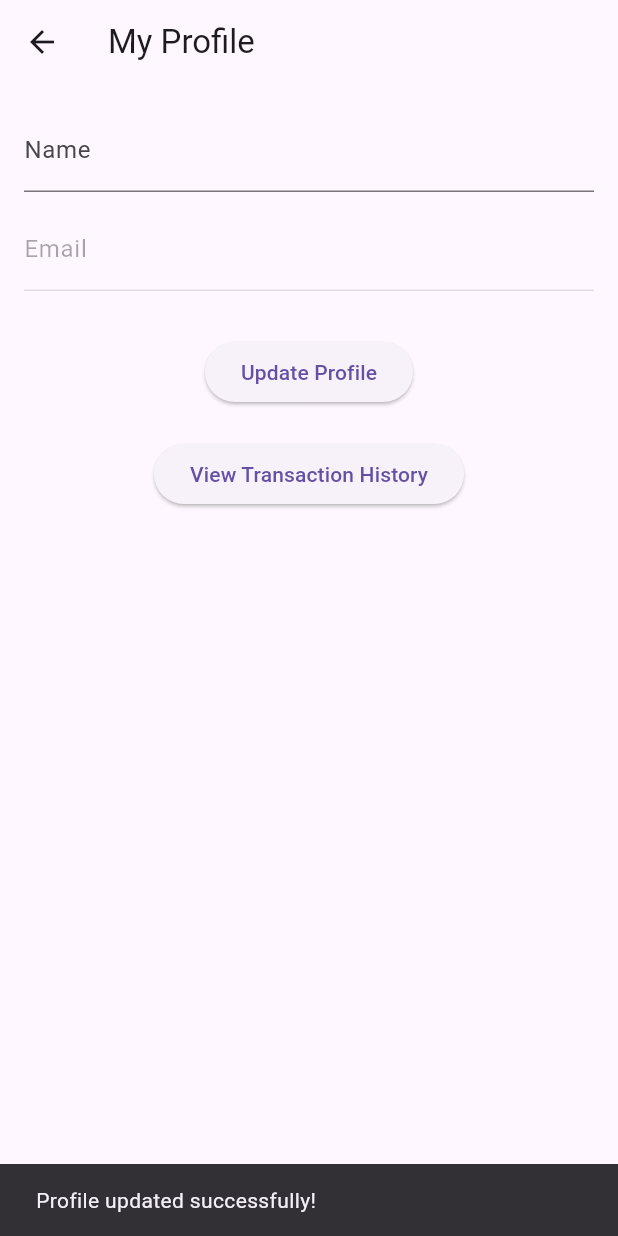
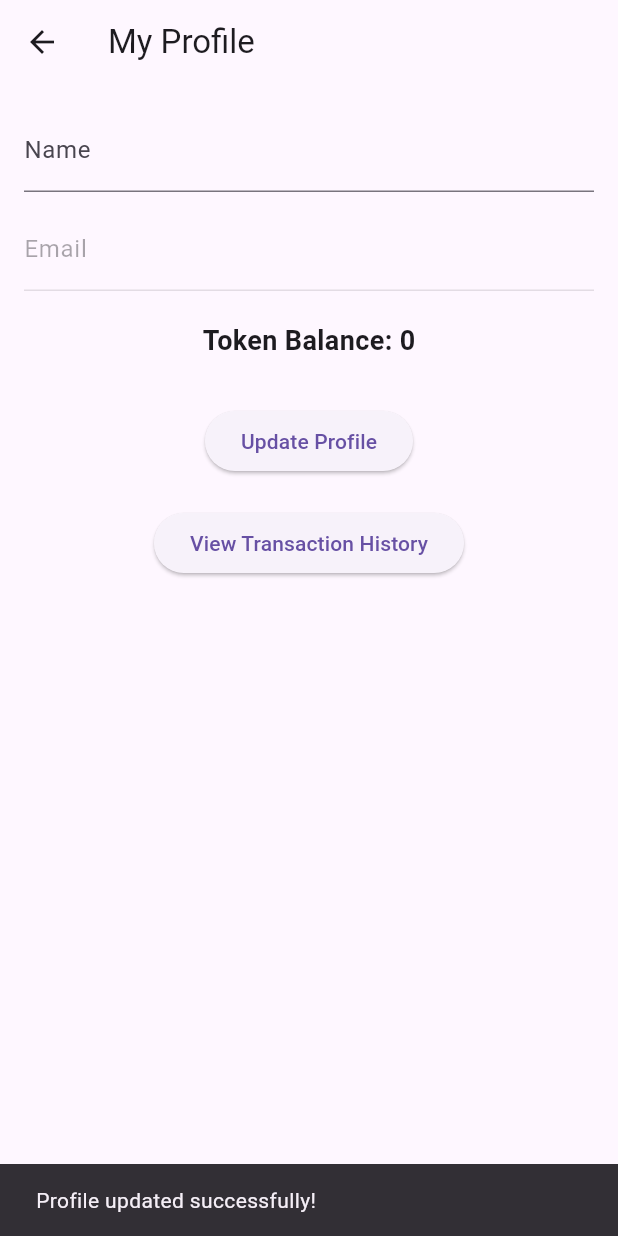
Before and after one commit to bplpriya/MAD_Project1_Campus_Swap_and_Freecycle, a Flutter app: the ProfileScreen screen opened by its route, after a tap on "Update Profile", on a phone screen of 412 x 824 dp. Run offline on Flutter 3.47's test engine with Material 3 defaults, Android fonts, the light colour scheme and no system bars; our stand-ins replace cloud_firestore, firebase_auth, firebase_core, geolocator, image_picker; accounts and stored records are empty.

Commit message:
added initial token value as 20 in profile page

```diff
--- a/lib/main.dart
+++ b/lib/main.dart
@@ -51,7 +51,7 @@ class MyApp extends StatelessWidget {
         '/wishlist': (context) => WishlistScreen(),
         '/notifications': (context) => NotificationsScreen(),
         '/rating_review': (context) => RatingReviewScreen(),
-        '/transaction_history': (context) => TransactionHistoryScreen(),
+        // '/transaction_history': (context) => TransactionHistoryScreen(),
       },
     );
   }
--- a/lib/screens/profile_screen.dart
+++ b/lib/screens/profile_screen.dart
@@ -18,6 +18,8 @@ class _ProfileScreenState extends State<ProfileScreen> {
   final _auth = FirebaseAuth.instance;
   final _firestore = FirebaseFirestore.instance;
 
+  int _tokenBalance = 0;
+
   @override
   void initState() {
     super.initState();
@@ -30,6 +32,21 @@ class _ProfileScreenState extends State<ProfileScreen> {
       final doc = await _firestore.collection('users').doc(user.uid).get();
       _nameController.text = doc.data()?['name'] ?? '';
       _emailController.text = user.email ?? '';
+
+      // Load token balance, default 20 if not present
+      setState(() {
+        _tokenBalance = doc.data()?['tokenBalance'] ?? 20;
+      });
+
+      // Initialize Firestore for new users
+      if (!doc.exists) {
+        await _firestore.collection('users').doc(user.uid).set({
+          'name': _nameController.text.trim(),
+          'email': _emailController.text.trim(),
+          'uid': user.uid,
+          'tokenBalance': _tokenBalance,
+        });
+      }
     }
   }
 
@@ -43,6 +60,7 @@ class _ProfileScreenState extends State<ProfileScreen> {
         'name': _nameController.text.trim(),
         'email': _emailController.text.trim(),
         'uid': user.uid,
+        'tokenBalance': _tokenBalance,
       }, SetOptions(merge: true));
 
       ScaffoldMessenger.of(context).showSnackBar(
@@ -75,7 +93,15 @@ class _ProfileScreenState extends State<ProfileScreen> {
               decoration: InputDecoration(labelText: 'Email'),
               enabled: false,
             ),
+            SizedBox(height: 20),
+
+            // Display token balance
+            Text(
+              "Token Balance: $_tokenBalance",
+              style: TextStyle(fontSize: 18, fontWeight: FontWeight.bold),
+            ),
             SizedBox(height: 30),
+
             ElevatedButton(
               onPressed: _isLoading ? null : _updateProfile,
               child: _isLoading
@@ -83,12 +109,24 @@ class _ProfileScreenState extends State<ProfileScreen> {
                   : Text('Update Profile'),
             ),
             SizedBox(height: 20),
+
+            // Transaction history button
             ElevatedButton(
               onPressed: () {
-                Navigator.push(
-                  context,
-                  MaterialPageRoute(builder: (_) => TransactionHistoryScreen()),
-                );
+                final user = FirebaseAuth.instance.currentUser;
+                if (user != null) {
+                  Navigator.push(
+                    context,
+                    MaterialPageRoute(
+                      builder: (_) => TransactionHistoryScreen(
+                        currentUserId: user.uid,
+                        onTokenChanged: (newBalance) {
+                          setState(() => _tokenBalance = newBalance);
+                        },
+                      ),
+                    ),
+                  );
+                }
               },
               child: Text("View Transaction History"),
             ),
```
Also changed, not shown: lib/screens/transaction_history_screen.dart (+80 -16 lines).
